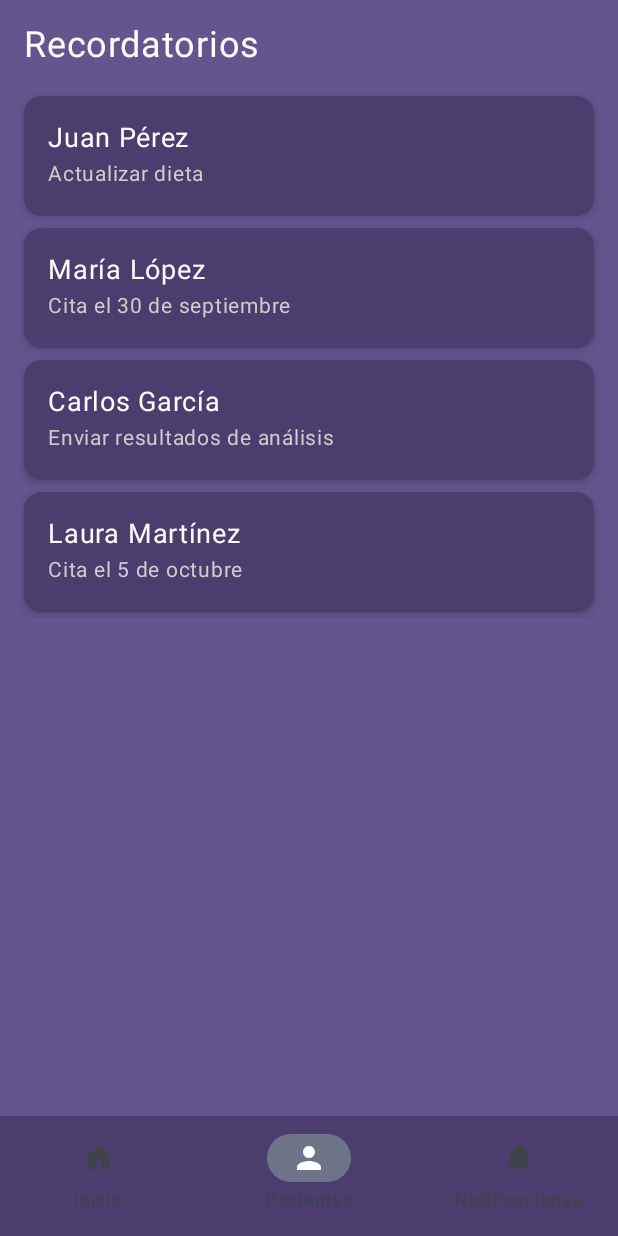
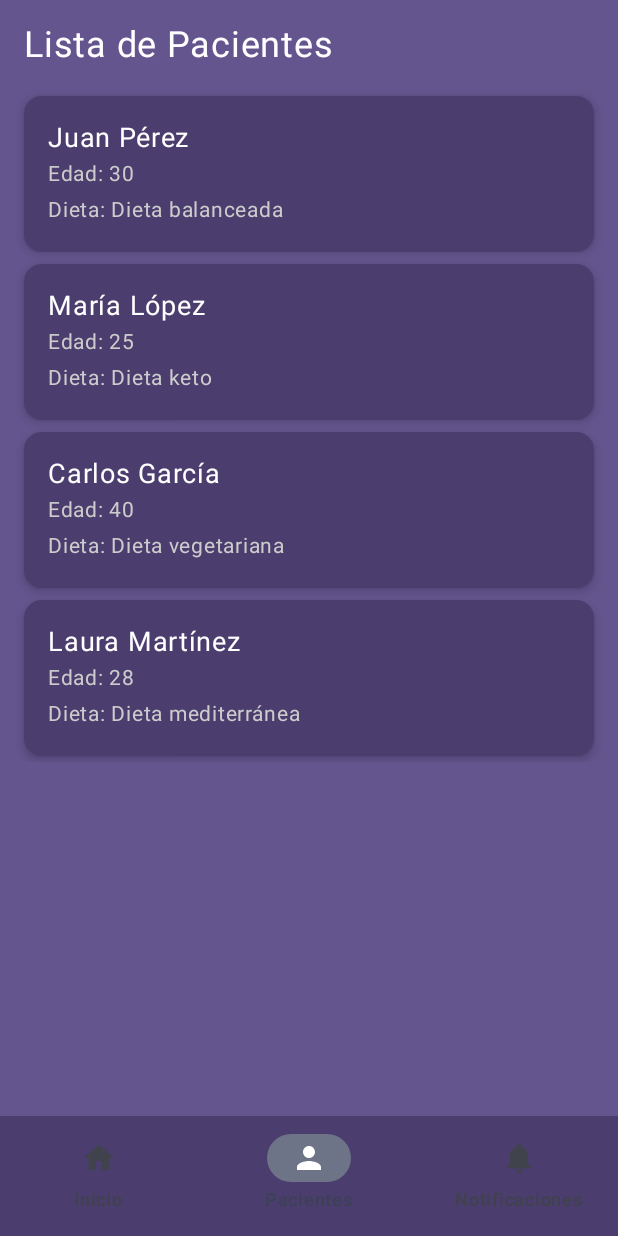
Before and after one commit to 214201827/nutri-app, an Android app built with Jetpack Compose: the @Preview function HomeNutritionistPreview, item 2 of the bottom bar chosen, on a phone screen of 412 x 824 dp. Run offline under Robolectric (Android 15) with nearby library versions, the phone set to English and light mode, and no system bars.

Commit message:
Se agrego vista de pacientes

```diff
--- a/app/src/main/java/com/example/nutricionapp/ui/theme/HomeNutritionist.kt
+++ b/app/src/main/java/com/example/nutricionapp/ui/theme/HomeNutritionist.kt
@@ -3,6 +3,7 @@ package com.example.nutricionapp
 import androidx.compose.foundation.background
 import androidx.compose.foundation.layout.*
 import androidx.compose.foundation.lazy.LazyColumn
+import androidx.compose.foundation.text.BasicText
 import androidx.compose.material3.*
 import androidx.compose.runtime.*
 import androidx.compose.ui.Alignment
@@ -12,14 +13,17 @@ import androidx.compose.ui.unit.dp
 import androidx.compose.ui.unit.sp
 import com.example.nutricionapp.ui.theme.NutricionAppTheme
 import androidx.compose.material.icons.Icons
+import androidx.compose.material.icons.filled.ArrowBack
 import androidx.compose.material.icons.filled.Home
 import androidx.compose.material.icons.filled.Notifications
 import androidx.compose.material.icons.filled.Person
+import androidx.compose.ui.graphics.Brush
 import androidx.compose.ui.tooling.preview.Preview
 import androidx.navigation.NavHostController
 import androidx.navigation.compose.rememberNavController
 
 data class Reminder(val patientName: String, val message: String)
+data class Patient(val name: String, val age: Int, val diet: String)
 
 @Composable
 fun HomeNutritionist(navController: NavHostController) {
@@ -32,17 +36,19 @@ fun HomeNutritionist(navController: NavHostController) {
         )
     }
 
-    var selectedItem by remember { mutableStateOf(0) } //mantener el intem sleccionado
+    var selectedItem by remember { mutableStateOf(0) } // Mantener el ítem seleccionado
+    var currentScreen by remember { mutableStateOf("home") } // Controlar qué pantalla mostrar
 
     Column(
-        modifier = Modifier
-            .fillMaxSize()
-            .background(Color(0xFF65558F))
+        modifier = Modifier.fillMaxSize()
     ) {
         Box(
             modifier = Modifier
-                .weight(1f)
+                .weight(1f) // Permite que la Box tome el espacio disponible
+                .background(Color(0xFF65558F))
         ) {
+            when (currentScreen) {
+                "home" -> {
                     Column(
                         modifier = Modifier
                             .padding(16.dp),
@@ -64,9 +70,15 @@ fun HomeNutritionist(navController: NavHostController) {
                         }
                     }
                 }
+                "patients" -> {
+                    PatientListScreen(onBackClick = { currentScreen = "home" })
+                }
+            }
+        }
 
+        // Barra de navegación en la parte inferior
         NavigationBar(
-            containerColor = Color(0xFF4B3D6E)
+            containerColor = Color(0xFF4B3D6E) // Color de la barra
         ) {
             NavigationBarItem(
                 icon = { Icon(Icons.Filled.Home, contentDescription = "Inicio") },
@@ -74,7 +86,7 @@ fun HomeNutritionist(navController: NavHostController) {
                 selected = selectedItem == 0,
                 onClick = {
                     selectedItem = 0
-                    //clic Home
+                    currentScreen = "home" // Volver a la vista de inicio
                 }
             )
             NavigationBarItem(
@@ -83,7 +95,7 @@ fun HomeNutritionist(navController: NavHostController) {
                 selected = selectedItem == 1,
                 onClick = {
                     selectedItem = 1
-                    // clic en Pacientes
+                    currentScreen = "patients" // Mostrar la lista de pacientes
                 }
             )
             NavigationBarItem(
@@ -92,9 +104,50 @@ fun HomeNutritionist(navController: NavHostController) {
                 selected = selectedItem == 2,
                 onClick = {
                     selectedItem = 2
-                    // clic notificaciones
+                    // Manejar clic en Notificaciones
                 }
             )
+        }
+    }
+}
+
+@Composable
+fun PatientListScreen(onBackClick: () -> Unit) {
+    val patients = remember {
+        listOf(
+            Patient("Juan Pérez", 30, "Dieta balanceada"),
+            Patient("María López", 25, "Dieta keto"),
+            Patient("Carlos García", 40, "Dieta vegetariana"),
+            Patient("Laura Martínez", 28, "Dieta mediterránea")
+        )
+    }
+    Box(
+        modifier = Modifier
+            .fillMaxSize()
+            .background(Color(0xFF65558F)),
+    )
+
+    Column(
+        modifier = Modifier.padding(16.dp)
+            .fillMaxSize()
+            .background(Color(0xFF65558F)),
+
+
+
+    ) {
+
+        Text(
+            text = "Lista de Pacientes",
+            fontSize = 24.sp,
+            color = Color.White,
+            modifier = Modifier.padding(bottom = 16.dp)
+        )
+
+        // Lista de pacientes
+        LazyColumn {
+            items(patients.size) { index ->
+                PatientItem(patient = patients[index])
+            }
         }
     }
 }
@@ -106,7 +159,7 @@ fun ReminderItem(reminder: Reminder) {
             .fillMaxWidth()
             .padding(vertical = 4.dp),
         elevation = CardDefaults.elevatedCardElevation(4.dp),
-        colors = CardDefaults.cardColors(containerColor = Color(0xFF4B3D6E)) // Color de las tarjetas
+        colors = CardDefaults.cardColors(containerColor = Color(0xFF4B3D6E))
     ) {
         Column(
             modifier = Modifier.padding(16.dp),
@@ -126,6 +179,38 @@ fun ReminderItem(reminder: Reminder) {
     }
 }
 
+@Composable
+fun PatientItem(patient: Patient) {
+    Card(
+        modifier = Modifier
+            .fillMaxWidth()
+            .padding(vertical = 4.dp),
+        elevation = CardDefaults.elevatedCardElevation(4.dp),
+        colors = CardDefaults.cardColors(containerColor = Color(0xFF4B3D6E))
+    ) {
+        Column(
+            modifier = Modifier.padding(16.dp),
+            horizontalAlignment = Alignment.Start
+        ) {
+            Text(
+                text = patient.name,
+                fontSize = 18.sp,
+                color = Color.White
+            )
+            Text(
+                text = "Edad: ${patient.age}",
+                fontSize = 14.sp,
+                color = Color.LightGray
+            )
+            Text(
+                text = "Dieta: ${patient.diet}",
+                fontSize = 14.sp,
+                color = Color.LightGray
+            )
+        }
+    }
+}
+
 @Preview(showBackground = true)
 @Composable
 fun HomeNutritionistPreview() {
@@ -133,3 +218,11 @@ fun HomeNutritionistPreview() {
         HomeNutritionist(navController = rememberNavController())
     }
 }
+
+@Preview(showBackground = true)
+@Composable
+fun PatientListScreenPreview() {
+    NutricionAppTheme {
+        PatientListScreen(onBackClick = {})
+    }
+}
```
Also changed, not shown: app/src/main/java/com/example/nutricionapp/ui/theme/Patient.kt (added, +96 -0 lines). Lines whose indentation alone changed are shown as unchanged.
